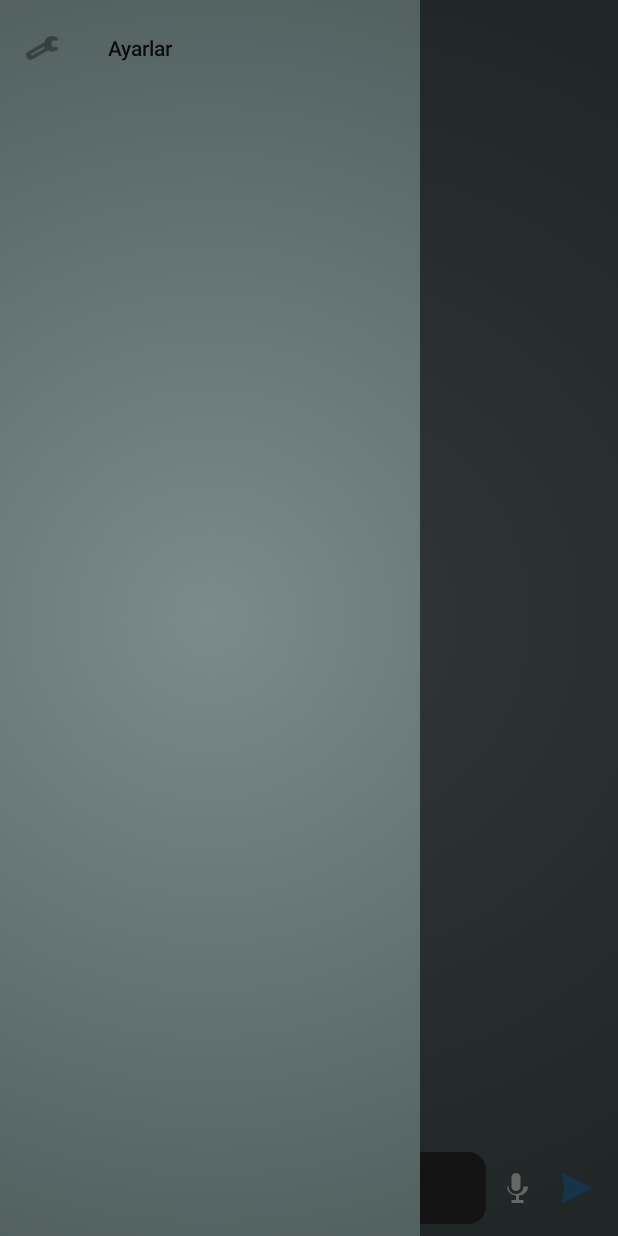
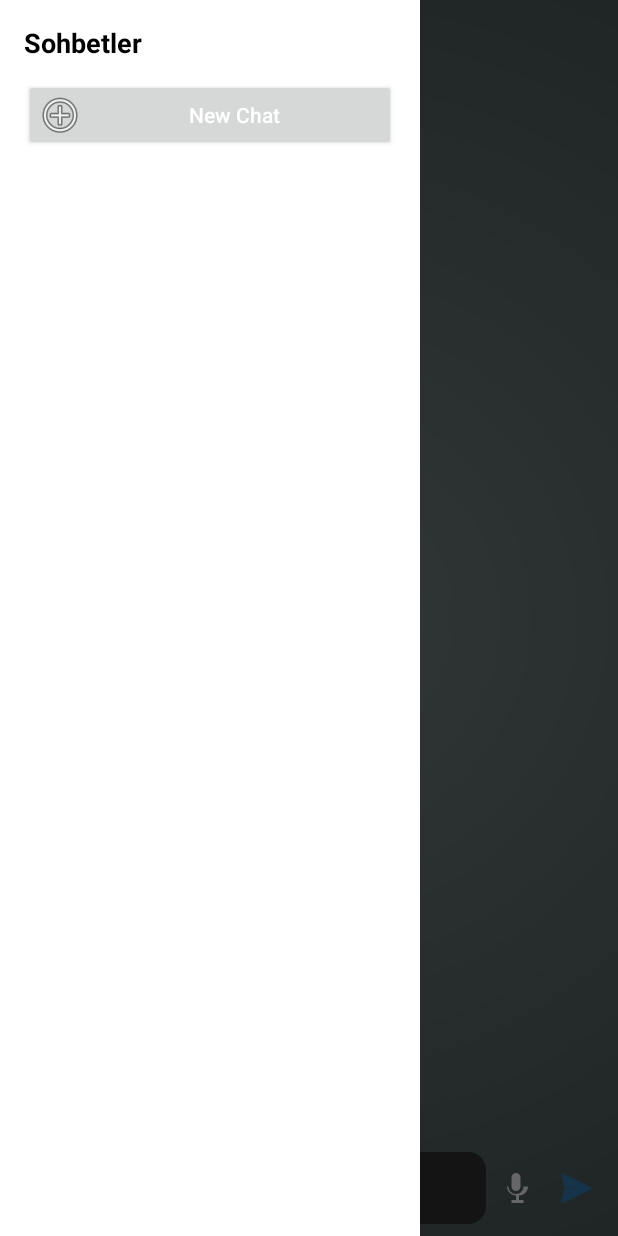
Before and after one commit to MrSquidd/Java_Chatbot, an Android app: the screen it shows after launch (MainActivity), with the side drawer open, on a phone screen of 412 x 824 dp. Run offline under Robolectric (Android 15) with nearby library versions, the phone set to English and light mode, and no system bars; our stand-ins replace Room's generated code, Volley; pictures from the network do not load.

Commit message:
new chat desteği dinamik chat ekliyor

```diff
--- a/app/src/main/java/com/example/sondeneme/data/ChatDatabase.java
+++ b/app/src/main/java/com/example/sondeneme/data/ChatDatabase.java
@@ -6,7 +6,7 @@ import androidx.room.Database;
 import androidx.room.Room;
 import androidx.room.RoomDatabase;
 
-@Database(entities = {ChatSession.class, Message.class}, version = 1)
+@Database(entities = {ChatSession.class, Message.class}, version = 2)
 public abstract class ChatDatabase extends RoomDatabase {
     private static volatile ChatDatabase INSTANCE;
 
@@ -17,10 +17,11 @@ public abstract class ChatDatabase extends RoomDatabase {
             synchronized (ChatDatabase.class) {
                 if (INSTANCE == null) {
                     INSTANCE = Room.databaseBuilder(
-                            context.getApplicationContext(),
-                            ChatDatabase.class,
-                            "chat_db"
-                    ).build();
+                                    context.getApplicationContext(),
+                                    ChatDatabase.class,
+                                    "chat_db"
+                            ).fallbackToDestructiveMigration()
+                            .build();
                 }
             }
         }
--- a/app/src/main/java/com/example/sondeneme/ui/ChatDrawerFragment.java
+++ b/app/src/main/java/com/example/sondeneme/ui/ChatDrawerFragment.java
@@ -2,7 +2,6 @@ package com.example.sondeneme.ui;
 
 import android.content.Context;
 import android.os.Bundle;
-
 import androidx.annotation.NonNull;
 import androidx.annotation.Nullable;
 import androidx.fragment.app.Fragment;
@@ -18,18 +17,17 @@ import com.example.sondeneme.R;
 import com.example.sondeneme.data.ChatRepository;
 import com.example.sondeneme.data.ChatSession;
 
-import java.util.ArrayList;
 import java.util.List;
 
 public class ChatDrawerFragment extends Fragment {
 
     private ChatRepository repository;
-    private ChatListAdapter adapter;
+    private ChatSessionAdapter adapter;
     private OnChatSelectedListener listener;
 
     public interface OnChatSelectedListener {
+        void onChatSelected(ChatSession session);
         void onNewChat();
-        void onChatSelected(ChatSession session);
     }
 
     @Override
@@ -37,40 +35,44 @@ public class ChatDrawerFragment extends Fragment {
         super.onAttach(context);
         if (context instanceof OnChatSelectedListener) {
             listener = (OnChatSelectedListener) context;
+        } else {
+            throw new RuntimeException("Activity must implement OnChatSelectedListener");
         }
-        repository = new ChatRepository(context);
     }
 
+    @Nullable
     @Override
-    public View onCreateView(LayoutInflater inflater, ViewGroup container,
-                             Bundle savedInstanceState) {
-        return inflater.inflate(R.layout.fragment_chat_drawer, container, false);
+    public View onCreateView(@NonNull LayoutInflater inflater, @Nullable ViewGroup container, @Nullable Bundle savedInstanceState) {
+        View view = inflater.inflate(R.layout.fragment_chat_drawer, container, false);
+
+        repository = new ChatRepository(requireContext());
+
+        RecyclerView recyclerView = view.findViewById(R.id.recycler_chat_sessions);
+        recyclerView.setLayoutManager(new LinearLayoutManager(getContext()));
+        adapter = new ChatSessionAdapter(session -> {
+            if (listener != null) {
+                listener.onChatSelected(session);
+            }
+        });
+        recyclerView.setAdapter(adapter);
+
+        Button btnNewChat = view.findViewById(R.id.btn_new_chat);
+        btnNewChat.setOnClickListener(v -> {
+            if (listener != null) {
+                listener.onNewChat();
+            }
+        });
+
+        refreshSessionList();
+
+        return view;
     }
 
-    @Override
-    public void onViewCreated(@NonNull View view, @Nullable Bundle savedInstanceState) {
-        super.onViewCreated(view, savedInstanceState);
-
-        Button newChatBtn = view.findViewById(R.id.btn_new_chat);
-        RecyclerView recyclerView = view.findViewById(R.id.recycler_chat_sessions);
-
-        adapter = new ChatListAdapter(new ArrayList<>(), session -> {
-            if (listener != null) listener.onChatSelected(session);
+    public void refreshSessionList() {
+        repository.getAllSessions(sessions -> {
+            if (getActivity() != null) {
+                getActivity().runOnUiThread(() -> adapter.setSessions(sessions));
+            }
         });
-
-        recyclerView.setAdapter(adapter);
-        recyclerView.setLayoutManager(new LinearLayoutManager(getContext()));
-
-        newChatBtn.setOnClickListener(v -> {
-            if (listener != null) listener.onNewChat();
-        });
-
-        loadSessions();
-    }
-
-    private void loadSessions() {
-        repository.getAllSessions(sessions -> getActivity().runOnUiThread(() -> {
-            adapter.updateSessions(sessions);
-        }));
     }
 }
--- /dev/null
+++ b/app/src/main/java/com/example/sondeneme/ui/ChatSessionAdapter.java
@@ -0,0 +1,76 @@
+package com.example.sondeneme.ui;
+
+import android.view.LayoutInflater;
+import android.view.View;
+import android.view.ViewGroup;
+import android.widget.TextView;
+
+import androidx.annotation.NonNull;
+import androidx.recyclerview.widget.RecyclerView;
+
+import com.example.sondeneme.R;
+import com.example.sondeneme.data.ChatSession;
+
+import java.text.SimpleDateFormat;
+import java.util.ArrayList;
+import java.util.Date;
+import java.util.List;
+import java.util.Locale;
+
+public class ChatSessionAdapter extends RecyclerView.Adapter<ChatSessionAdapter.SessionViewHolder> {
+
+    public interface OnItemClickListener {
+        void onItemClick(ChatSession session);
+    }
+
+    private List<ChatSession> sessions = new ArrayList<>();
+    private final OnItemClickListener listener;
+
+    public ChatSessionAdapter(OnItemClickListener listener) {
+        this.listener = listener;
+    }
+
+    public void setSessions(List<ChatSession> newSessions) {
+        this.sessions = newSessions;
+        notifyDataSetChanged();
+    }
+
+    @NonNull
+    @Override
+    public SessionViewHolder onCreateViewHolder(@NonNull ViewGroup parent, int viewType) {
+        View view = LayoutInflater.from(parent.getContext())
+                .inflate(R.layout.item_chat_session, parent, false);
+        return new SessionViewHolder(view);
+    }
+
+    @Override
+    public void onBindViewHolder(@NonNull SessionViewHolder holder, int position) {
+        ChatSession session = sessions.get(position);
+        holder.bind(session, listener);
+    }
+
+    @Override
+    public int getItemCount() {
+        return sessions.size();
+    }
+
+    static class SessionViewHolder extends RecyclerView.ViewHolder {
+        private final TextView title, date;
+
+        public SessionViewHolder(@NonNull View itemView) {
+            super(itemView);
+            title = itemView.findViewById(R.id.chat_title);
+            date = itemView.findViewById(R.id.chat_date);
+        }
+
+        public void bind(ChatSession session, OnItemClickListener listener) {
+            title.setText(session.title);
+
+            String formattedDate = new SimpleDateFormat("dd MMM HH:mm", Locale.getDefault())
+                    .format(new Date(session.timestamp));
+            date.setText(formattedDate);
+
+            itemView.setOnClickListener(v -> listener.onItemClick(session));
+        }
+    }
+}
--- a/app/src/main/res/layout/activity_main.xml
+++ b/app/src/main/res/layout/activity_main.xml
@@ -4,13 +4,6 @@
     android:id="@+id/drawer_layout"
     android:layout_width="match_parent"
     android:layout_height="match_parent">
-
-    <!-- Sohbet geçmişi fragment alanı -->
-    <FrameLayout
-        android:id="@+id/chat_drawer_container"
-        android:layout_width="0dp"
-        android:layout_height="0dp"
-        android:visibility="gone" />
 
     <!-- Ana içerik -->
     <LinearLayout
@@ -40,6 +33,17 @@
                 android:textStyle="bold"
                 android:fontFamily="@font/popins_bold"
                 android:paddingEnd="72dp" />
+
+            <ImageButton
+                android:id="@+id/btn_settings"
+                android:layout_width="wrap_content"
+                android:layout_height="match_parent"
+                android:layout_gravity="end"
+                android:background="@android:color/transparent"
+                android:src="@android:drawable/ic_menu_preferences"
+                android:contentDescription="Ayarlar"
+                android:padding="12dp"
+                android:tint="#FFFFFF"/>
         </androidx.appcompat.widget.Toolbar>
 
         <!-- Mesajlar -->
@@ -107,12 +111,10 @@
         </LinearLayout>
     </LinearLayout>
 
-    <!-- Yan menü -->
-    <com.google.android.material.navigation.NavigationView
-        android:id="@+id/nav_view"
-        android:layout_width="wrap_content"
+    <!-- Drawer menüsü -->
+    <FrameLayout
+        android:id="@+id/chat_drawer_container"
+        android:layout_width="280dp"
         android:layout_height="match_parent"
-        android:layout_gravity="start"
-        app:menu="@menu/drawer_menu" />
-
+        android:layout_gravity="start" />
 </androidx.drawerlayout.widget.DrawerLayout>
--- a/app/src/main/res/layout/fragment_chat_drawer.xml
+++ b/app/src/main/res/layout/fragment_chat_drawer.xml
@@ -6,20 +6,33 @@
     android:layout_height="match_parent"
     android:orientation="vertical"
     android:padding="16dp"
+    android:background="@android:color/white"
     tools:context=".ui.ChatDrawerFragment">
+
+    <TextView
+        android:layout_width="wrap_content"
+        android:layout_height="wrap_content"
+        android:text="Sohbetler"
+        android:textSize="18sp"
+        android:textStyle="bold"
+        android:textColor="#000000"
+        android:layout_marginBottom="12dp" />
 
     <Button
         android:id="@+id/btn_new_chat"
         android:layout_width="match_parent"
         android:layout_height="wrap_content"
-        android:text="New Chat" />
+        android:text="New Chat"
+        android:drawableLeft="@android:drawable/ic_menu_add"
+        android:padding="8dp"
+        android:textAllCaps="false" />
 
     <androidx.recyclerview.widget.RecyclerView
         android:id="@+id/recycler_chat_sessions"
         android:layout_width="match_parent"
         android:layout_height="0dp"
         android:layout_weight="1"
-        android:paddingTop="12dp"
+        android:paddingTop="16dp"
         tools:listitem="@layout/item_chat_session" />
 
 </LinearLayout>
```
Also changed, not shown: app/src/main/java/com/example/sondeneme/MainActivity.java (+109 -74 lines), app/src/main/java/com/example/sondeneme/data/Message.java (+12 -4 lines), app/src/main/res/layout/item_chat_session.xml (+6 -7 lines).
